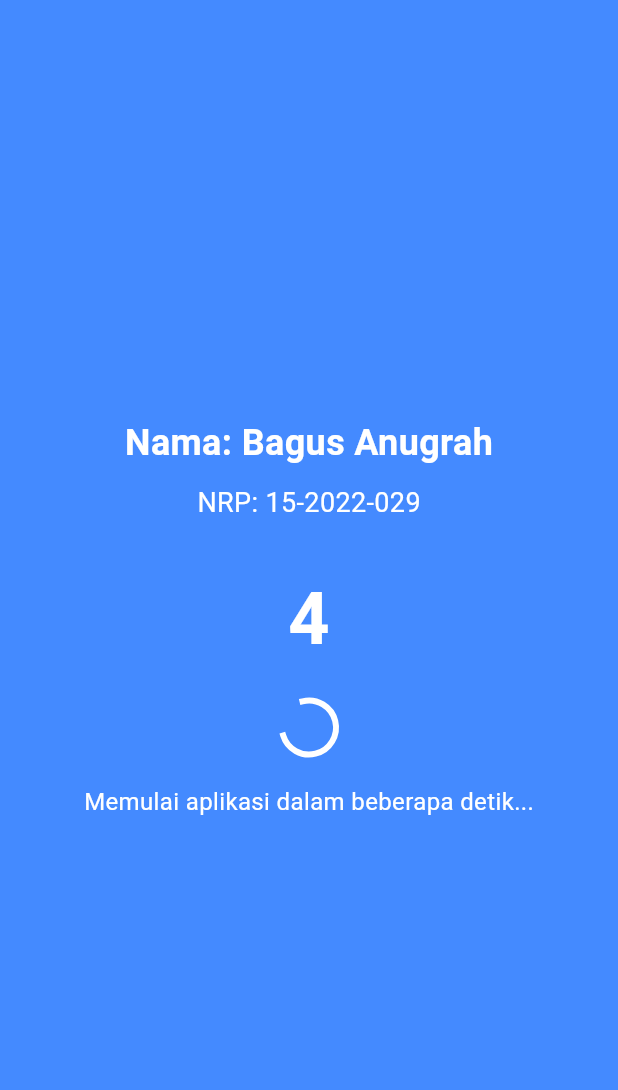
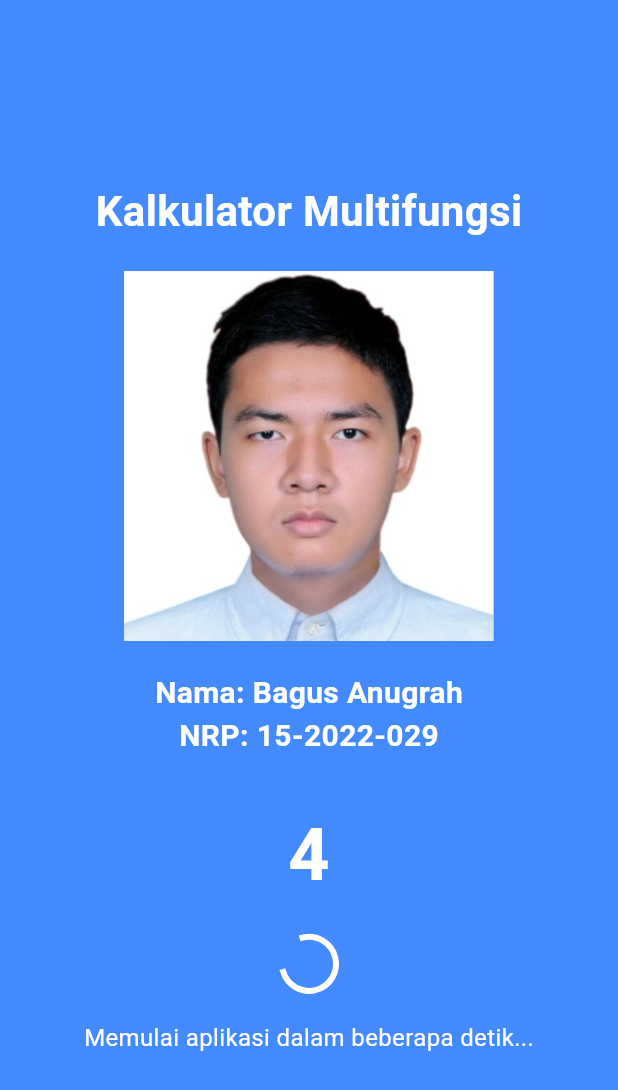
Before and after one commit to bagusanugrah/kalkulator-multifungsi-flutter, a Flutter app: the SplashScreen screen opened directly, on a phone screen of 412 x 824 dp. Shown: the top 1090 px of the screen. Run offline on Flutter 3.47's test engine with Material 3 defaults, Android fonts, the phone set to English and light mode, and no system bars; our stand-ins replace math_expressions.

Commit message:
penambahan foto dan judul aplikasi di splash screen, serta merapihkan nama dan nrp

```diff
--- a/lib/screens/splash_screen.dart
+++ b/lib/screens/splash_screen.dart
@@ -38,20 +38,39 @@ class _SplashScreenState extends State<SplashScreen> {
         child: Column(
           mainAxisAlignment: MainAxisAlignment.center,
           children: [
+            // Menambahkan judul aplikasi di atas foto
             Text(
-              'Nama: Bagus Anugrah',
+              'Kalkulator Multifungsi',
               style: TextStyle(
-                fontSize: 24,
+                fontSize: 28,
                 color: Colors.white,
                 fontWeight: FontWeight.bold,
               ),
             ),
-            SizedBox(height: 10),
+            SizedBox(height: 20),
+            // Menambahkan foto dengan lebar 3/5 dari lebar layar
+            Container(
+              width: MediaQuery.of(context).size.width * 0.6,
+              child: Image.asset(
+                'assets/images/my-photo.jpg', // Jalur file foto
+                fit: BoxFit.cover,
+              ),
+            ),
+            SizedBox(height: 20),
+            Text(
+              'Nama: Bagus Anugrah',
+              style: TextStyle(
+                fontSize: 20,
+                color: Colors.white,
+                fontWeight: FontWeight.bold,
+              ),
+            ),
             Text(
               'NRP: 15-2022-029',
               style: TextStyle(
-                fontSize: 18,
+                fontSize: 20,
                 color: Colors.white,
+                fontWeight: FontWeight.bold,
               ),
             ),
             SizedBox(height: 30),
--- a/pubspec.yaml
+++ b/pubspec.yaml
@@ -63,6 +63,8 @@ flutter:
   # assets:
   #   - images/a_dot_burr.jpeg
   #   - images/a_dot_ham.jpeg
+  assets:
+    - assets/images/my-photo.jpg
 
   # An image asset can refer to one or more resolution-specific "variants", see
   # https://flutter.dev/to/resolution-aware-images
```
Also changed, not shown: assets/images/my-photo.jpg (added).
